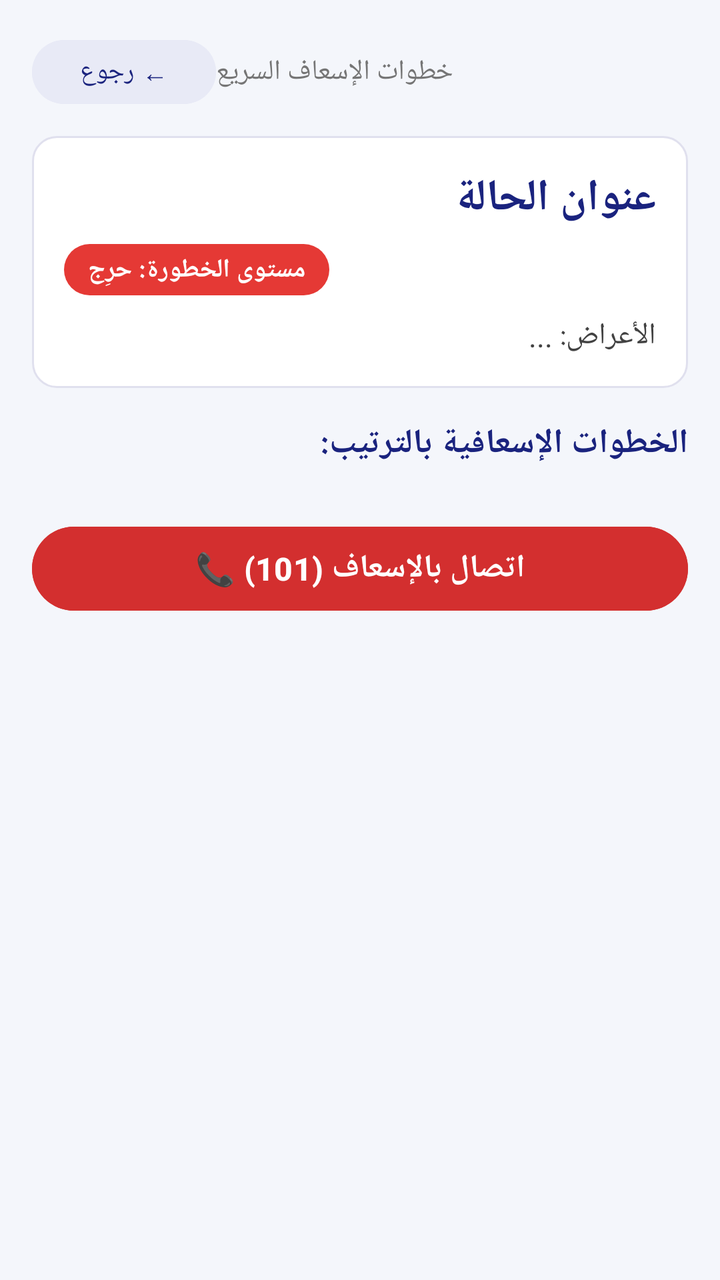
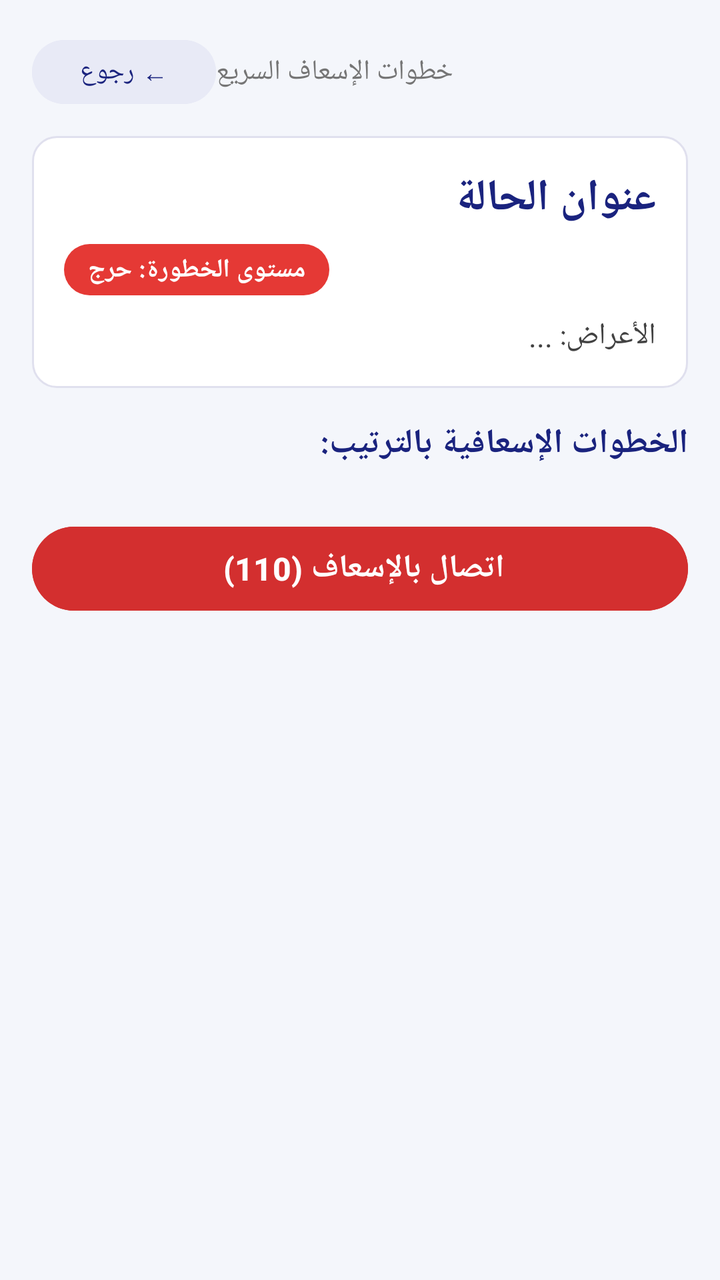

Two renders of the same Android screen: before a commit and after it. Below are the layout's source before the change and the commit's diff.
<!-- AndroidManifest.xml: application theme Theme.FirstAidHero -->
<!-- res/layout/activity_action_steps.xml -->
<?xml version="1.0" encoding="utf-8"?>
<ScrollView xmlns:android="http://schemas.android.com/apk/res/android"
    android:layout_width="match_parent"
    android:layout_height="match_parent"
    android:fillViewport="true"
    android:background="#F4F6FB">

    <LinearLayout
        android:layout_width="match_parent"
        android:layout_height="wrap_content"
        android:orientation="vertical"
        android:padding="16dp">

        
        <LinearLayout
            android:layout_width="match_parent"
            android:layout_height="wrap_content"
            android:orientation="horizontal"
            android:gravity="center_vertical"
            android:layout_marginBottom="12dp">

            <Button
                android:id="@+id/backButton"
                android:layout_width="wrap_content"
                android:layout_height="40dp"
                android:text="← رجوع"
                android:textSize="13sp"
                android:textColor="#1A237E"
                android:backgroundTint="#E8EAF6"/>

            <TextView
                android:layout_width="0dp"
                android:layout_height="wrap_content"
                android:layout_weight="1"
                android:gravity="end"
                android:text="خطوات الإسعاف السريع"
                android:textSize="14sp"
                android:textColor="#757575"/>
        </LinearLayout>

        
        <LinearLayout
            android:layout_width="match_parent"
            android:layout_height="wrap_content"
            android:orientation="vertical"
            android:padding="16dp"
            android:background="@drawable/bg_card_emergency"
            android:layout_marginBottom="16dp">

            <TextView
                android:id="@+id/titleTextView"
                android:layout_width="match_parent"
                android:layout_height="wrap_content"
                android:text="عنوان الحالة"
                android:textSize="22sp"
                android:textStyle="bold"
                android:textColor="#1A237E"
                android:layout_marginBottom="8dp"/>

            <TextView
                android:id="@+id/dangerLevelTextView"
                android:layout_width="wrap_content"
                android:layout_height="wrap_content"
                android:text="مستوى الخطورة: حرِج"
                android:textSize="13sp"
                android:textStyle="bold"
                android:textColor="#FFFFFF"
                android:background="@drawable/bg_danger_badge"
                android:paddingHorizontal="12dp"
                android:paddingVertical="4dp"
                android:layout_marginBottom="10dp"/>

            <TextView
                android:id="@+id/symptomsTextView"
                android:layout_width="match_parent"
                android:layout_height="wrap_content"
                android:text="الأعراض: ..."
                android:textSize="15sp"
                android:lineSpacingExtra="3dp"
                android:textColor="#424242"/>
        </LinearLayout>

        
        <TextView
            android:layout_width="match_parent"
            android:layout_height="wrap_content"
            android:text="الخطوات الإسعافية بالترتيب:"
            android:textSize="17sp"
            android:textStyle="bold"
            android:textColor="#1A237E"
            android:layout_marginBottom="10dp"/>

        
        <LinearLayout
            android:id="@+id/stepsContainer"
            android:layout_width="match_parent"
            android:layout_height="wrap_content"
            android:orientation="vertical"/>

        
        <Button
            android:id="@+id/callEmergencyInStepsButton"
            android:layout_width="match_parent"
            android:layout_height="50dp"
            android:text="اتصال بالإسعاف (101) 📞"
            android:textSize="16sp"
            android:textStyle="bold"
            android:textColor="#FFFFFF"
            android:backgroundTint="#D32F2F"
            android:layout_marginTop="16dp"
            android:layout_marginBottom="16dp"/>

    </LinearLayout>
</ScrollView>
<!-- resources referenced by this layout -->
<resources>
  <!-- drawable bg_card_emergency (drawable) -->
  <?xml version="1.0" encoding="utf-8"?>
  <shape xmlns:android="http://schemas.android.com/apk/res/android"
      android:shape="rectangle">
      <solid android:color="#FFFFFF"/>
      <corners android:radius="12dp"/>
      <stroke
          android:width="1dp"
          android:color="#E0E0EE"/>
  </shape>
  <!-- drawable bg_danger_badge (drawable) -->
  <?xml version="1.0" encoding="utf-8"?>
  <shape xmlns:android="http://schemas.android.com/apk/res/android"
      android:shape="rectangle">
      <solid android:color="#E53935"/>
      <corners android:radius="20dp"/>
  </shape>
  <style name="Theme.FirstAidHero" parent="Base.Theme.FirstAidHero" />
  <style name="Base.Theme.FirstAidHero" parent="Theme.Material3.DayNight.NoActionBar">
          
          
      </style>
</resources>

<!-- the commit's change to res/layout/activity_action_steps.xml (unified diff, before → after) -->
@@ -61,7 +61,7 @@
                 android:id="@+id/dangerLevelTextView"
                 android:layout_width="wrap_content"
                 android:layout_height="wrap_content"
-                android:text="مستوى الخطورة: حرِج"
+                android:text="مستوى الخطورة: حرج"
                 android:textSize="13sp"
                 android:textStyle="bold"
                 android:textColor="#FFFFFF"
@@ -102,7 +102,7 @@
             android:id="@+id/callEmergencyInStepsButton"
             android:layout_width="match_parent"
             android:layout_height="50dp"
-            android:text="اتصال بالإسعاف (101) 📞"
+            android:text="اتصال بالإسعاف (110) "
             android:textSize="16sp"
             android:textStyle="bold"
             android:textColor="#FFFFFF"
